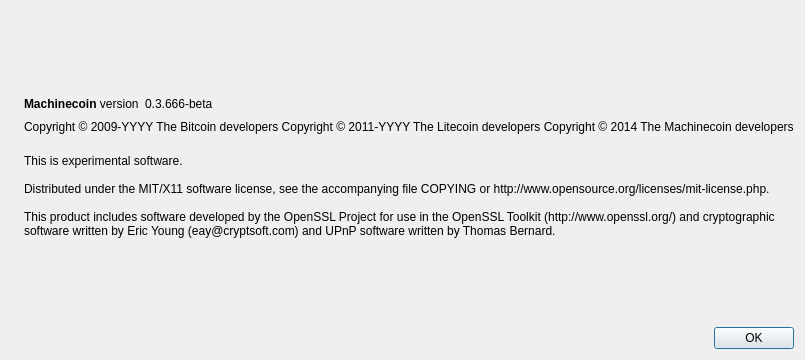
The window that src/qt/forms/aboutdialog.ui (machinecoin-project/machinecoin-core) describes before a commit, drawn with Qt 5.
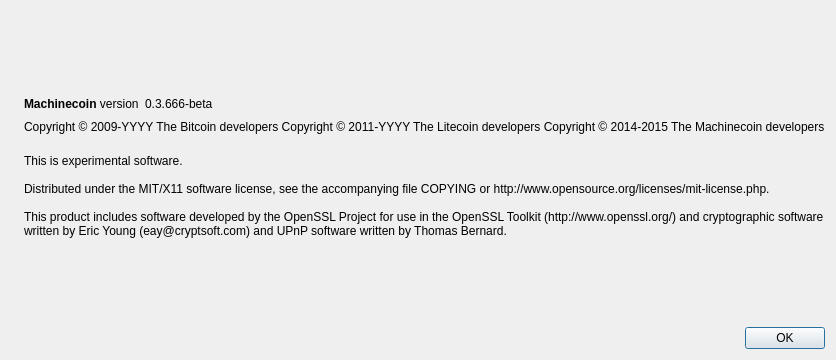
The same window after the commit. Icons and pictures are not drawn.

Commit message: Update copyright year

The edit to the form file:
```diff
--- a/src/qt/forms/aboutdialog.ui
+++ b/src/qt/forms/aboutdialog.ui
@@ -93,7 +93,7 @@
        <property name="text">
         <string notr="true">Copyright &amp;copy; 2009-YYYY The Bitcoin developers
 Copyright &amp;copy; 2011-YYYY The Litecoin developers
-Copyright &amp;copy; 2014 The Machinecoin developers</string>
+Copyright &amp;copy; 2014-2015 The Machinecoin developers</string>
        </property>
        <property name="textFormat">
         <enum>Qt::RichText</enum>
```
The commit also changes 21 other files.
